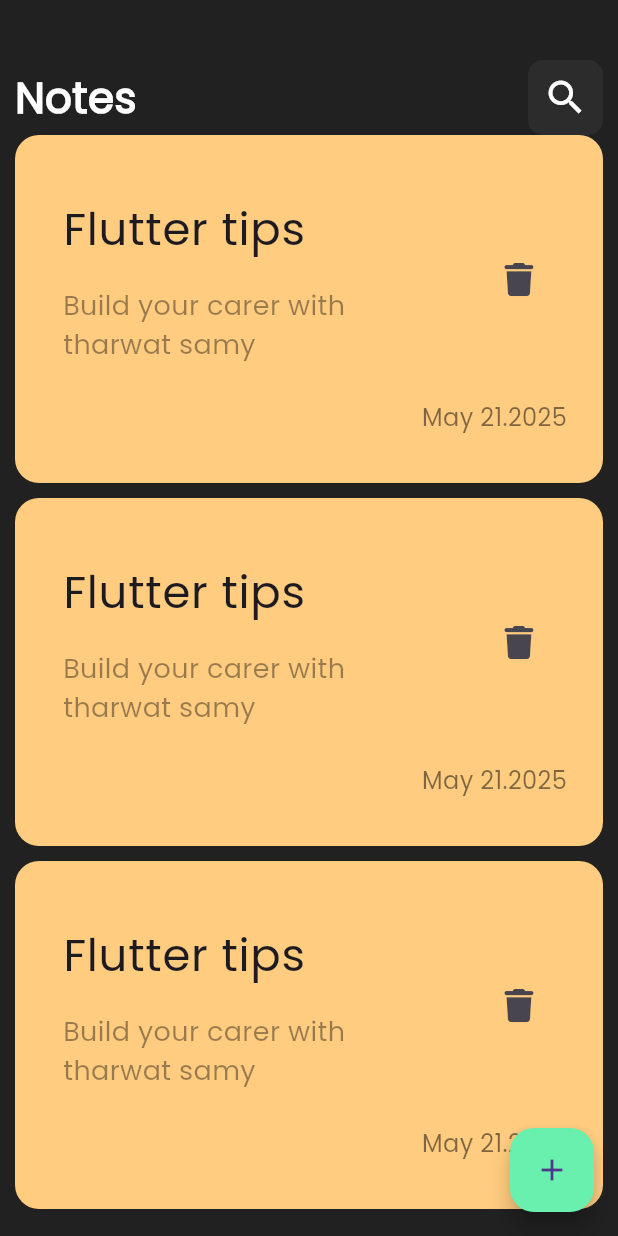
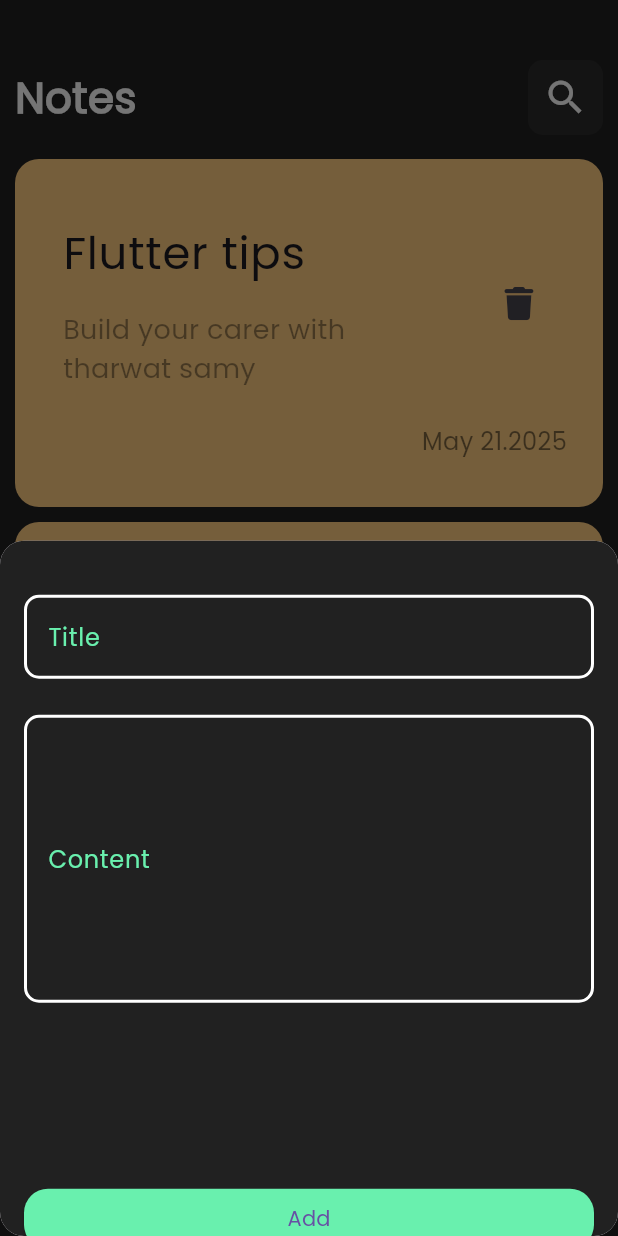
Before and after one commit to youssefr1/notes_app, a Flutter app: the screen it shows after launch, after a tap on the "add" icon, on a phone screen of 412 x 824 dp. Run offline on Flutter 3.47's test engine with Material 3 defaults, Android fonts, the phone set to English and light mode, and no system bars; our stand-ins replace font_awesome_flutter.

Commit message:
Done add floating action buttom

```diff
--- a/lib/views/notes_view.dart
+++ b/lib/views/notes_view.dart
@@ -1,4 +1,5 @@
 import 'package:flutter/material.dart';
+import 'package:notesapp/widjets/add_note_buttom.dart';
 import 'package:notesapp/widjets/notes_view_body.dart';
 
 class NotesView extends StatelessWidget {
@@ -12,7 +13,17 @@
         shape: RoundedRectangleBorder(
           borderRadius: BorderRadius.circular(16),
         ),
-        onPressed: () {},
+        onPressed: () {
+          showModalBottomSheet(
+            shape:RoundedRectangleBorder(
+              borderRadius: BorderRadius.circular(16)
+            ) ,
+            context: context,
+            builder: (context) {
+              return AddNoteButtom();
+            },
+          );
+        },
         child: Icon(Icons.add),
       ),
       body: NotesViewBody(),
--- /dev/null
+++ b/lib/widjets/add_note_buttom.dart
@@ -0,0 +1,91 @@
+import 'package:flutter/material.dart';
+
+class AddNoteButtom extends StatelessWidget {
+  const AddNoteButtom({super.key});
+
+  @override
+  Widget build(BuildContext context) {
+    return Container(
+      decoration: BoxDecoration(
+        color: Colors.grey.shade900,
+        borderRadius: BorderRadius.circular(16),
+      ),
+      child: Column(
+        children: [
+          Padding(
+            padding: const EdgeInsets.only(
+              top: 36,
+              left: 16,
+              right: 16,
+            ),
+            child: TextField(
+              cursorColor: Colors.greenAccent,
+              style: TextStyle(color: Colors.white),
+              decoration: InputDecoration(
+                labelText: 'Title',
+                labelStyle: TextStyle(color: Colors.greenAccent),
+                enabledBorder: BuildBorder(),
+                focusedBorder: BuildBorder(),
+                border: OutlineInputBorder(
+                  borderRadius: BorderRadius.circular(10),
+                ),
+              ),
+            ),
+          ),
+          Padding(
+            padding: const EdgeInsets.only(
+              top: 24,
+              left: 16,
+              right: 16,
+            ),
+            child: TextField(
+              style: TextStyle(color: Colors.white),
+              cursorColor:Colors.greenAccent,
+              minLines: null,
+              maxLines: 7,
+              textInputAction: TextInputAction.done, // ✅ ده يحل المشكلة
+              decoration: InputDecoration(
+                labelText: 'Content',
+                labelStyle: TextStyle(color: Colors.greenAccent),
+                contentPadding: EdgeInsets.symmetric(horizontal: 12, vertical: 12), // 👈 padding بسيط
+                enabledBorder: BuildBorder(),
+                focusedBorder: BuildBorder(),
+                border: OutlineInputBorder(
+                  borderRadius: BorderRadius.circular(10),
+                ),
+              ),
+            )
+
+          ),
+          Padding(
+            padding: const EdgeInsets.only(
+              left: 16,
+              right: 16,
+              top: 120,
+            ),
+            child: SizedBox(
+              width: double.infinity,
+              child: ElevatedButton(
+                onPressed: () {},
+                child: Text('Add'),
+                style: ElevatedButton.styleFrom(
+                  backgroundColor: Colors.greenAccent,shape: RoundedRectangleBorder(borderRadius: BorderRadius.circular(16))
+                ),
+              ),
+            ),
+          ),
+        ],
+      ),
+    );
+  }
+
+  OutlineInputBorder BuildBorder() {
+    return OutlineInputBorder(
+                borderRadius: BorderRadius.circular(10),
+                borderSide: BorderSide(
+                  color: Colors.white,
+                  width: 2,
+                ),
+              );
+  }
+}
--- a/lib/widjets/custom_list_view.dart
+++ b/lib/widjets/custom_list_view.dart
@@ -8,6 +8,7 @@
   @override
   Widget build(BuildContext context) {
     return ListView.builder(
+    padding: EdgeInsets.symmetric(vertical: 16),
       itemBuilder:
           (context, index) => Padding(
             padding: EdgeInsets.only(bottom: 10),
```
